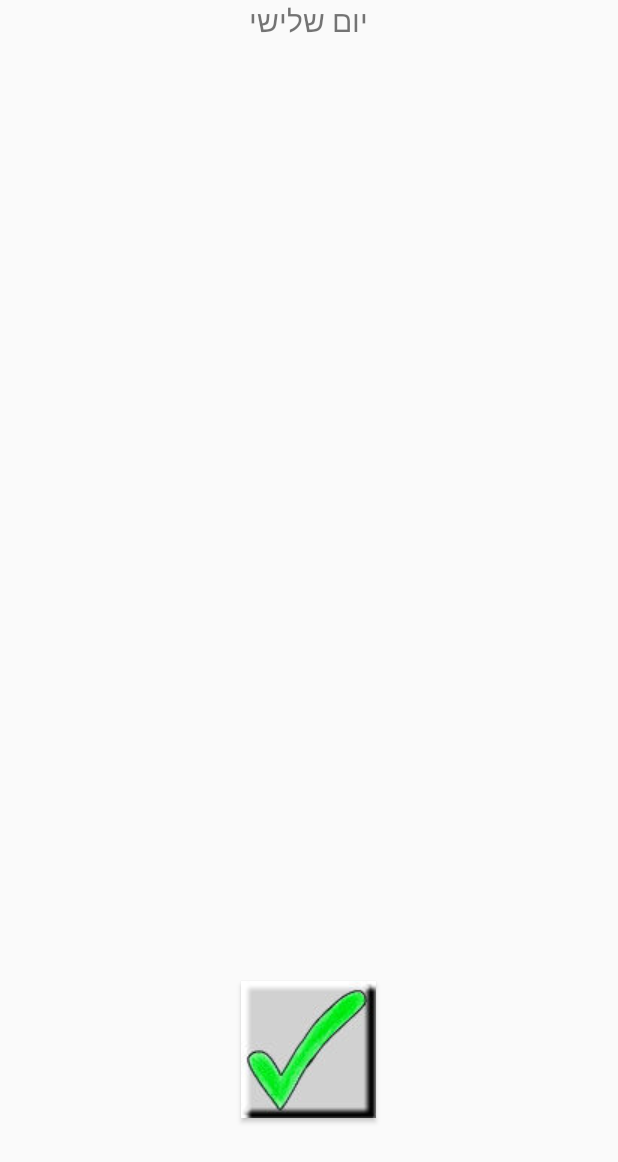
After one commit to shirbenisrael/SeaMerchant, an Android app: the layout simple_new_day_event_layout.xml on its own in the app's theme, with its tools: preview values and no code run, on a phone screen of 412 x 824 dp. The commit adds this screen. Shown: the top 1162 px of the screen. Run offline under Robolectric (Android 15) with nearby library versions, the phone set to English and light mode, and no system bars.

Commit message:
[New Feature] Create stub for simple new day event.

```diff
--- a/app/src/main/java/com/shirbi/seamerchant/Logic.java
+++ b/app/src/main/java/com/shirbi/seamerchant/Logic.java
@@ -112,4 +112,8 @@ public class Logic {
         mWeather = Weather.values()[random.nextInt(Weather.NUM_WEATHER_TYPES)];
         mWeatherState = State.values()[random.nextInt(State.NUM_STATES)];
     }
+
+    public void generateNewDayEvent() {
+
+    }
 }
--- a/app/src/main/java/com/shirbi/seamerchant/Window.java
+++ b/app/src/main/java/com/shirbi/seamerchant/Window.java
@@ -14,7 +14,8 @@ public enum Window {
     PIRATE_ACCEPT_OFFER_WINDOW(10),
     ABANDONED_SHIP_WINDOW(11),
     BANK_WINDOW(12),
-    BAD_WEATHER_IN_SAIL_WINDOW(13);
+    BAD_WEATHER_IN_SAIL_WINDOW(13),
+    SIMPLE_NEW_DAY_EVENT_WINDOW(14);
 
     private static final int[] mLayoutId = {
             R.id.main_window_layout,
@@ -30,7 +31,8 @@ public enum Window {
             R.id.offer_accept_layout,
             R.id.abandoned_ship_layout,
             R.id.bank_layout,
-            R.id.bad_weather_in_sail_layout};
+            R.id.bad_weather_in_sail_layout,
+            R.id.simple_new_day_event_layout};
 
     private final int value;
     Window(int value){
--- a/app/src/main/res/layout/activity_main.xml
+++ b/app/src/main/res/layout/activity_main.xml
@@ -42,6 +42,11 @@
         android:visibility="gone" />
 
     <include
+        android:id="@+id/simple_new_day_event_layout"
+        layout="@layout/simple_new_day_event_layout"
+        android:visibility="gone" />
+
+    <include
         android:id="@+id/pirates_layout"
         layout="@layout/pirates_layout"
         android:visibility="gone" />
--- /dev/null
+++ b/app/src/main/res/layout/simple_new_day_event_layout.xml
@@ -0,0 +1,46 @@
+<?xml version="1.0" encoding="utf-8"?>
+<LinearLayout xmlns:android="http://schemas.android.com/apk/res/android"
+    android:layout_width="match_parent"
+    android:layout_height="match_parent"
+    android:gravity="center"
+    android:orientation="vertical">
+
+    <TextView
+        android:id="@+id/day_message_with_event"
+        android:layout_width="match_parent"
+        android:layout_height="0dp"
+        android:layout_weight="1"
+        android:gravity="center_horizontal"
+        android:text="יום שלישי"
+        android:textSize="20dp"/>
+
+    <TextView
+        android:id="@+id/special_event_message"
+        android:layout_width="wrap_content"
+        android:layout_height="wrap_content"
+        android:gravity="center_vertical"
+        android:textSize="20dp" />
+
+    <TextView
+        android:layout_width="match_parent"
+        android:layout_height="0dp"
+        android:layout_weight="7"
+        android:gravity="center_horizontal"
+        android:text="" />
+
+    <Button
+        android:layout_width="wrap_content"
+        android:layout_height="wrap_content"
+        android:background="@drawable/yes_button"
+        android:gravity="center_horizontal"
+        android:foreground="?attr/selectableItemBackgroundBorderless"
+        android:onClick="onExitSimpleNewDayEventWindow" />
+
+    <TextView
+        android:layout_width="match_parent"
+        android:layout_height="0dp"
+        android:layout_weight="1"
+        android:gravity="center_horizontal"
+        android:text="" />
+
+</LinearLayout>
--- a/app/src/main/res/values/strings.xml
+++ b/app/src/main/res/values/strings.xml
@@ -86,5 +86,6 @@
     <string name="SAIL_ENDED_BAD">The ship has survived the sail to %1$s.</string>
 
     <string name="MARKET_STATE">Market state in the middle east</string>
-
+    <string name="PRICE_UP">The %1$s\'s price in %2$s raised to %3$d$!</string>
+    <string name="PRICE_Down">The %1$s\'s price in %2$s fall to %3$d$!</string>
 </resources>
```
Also changed, not shown: app/src/main/java/com/shirbi/seamerchant/FrontEnd.java (+21 -0 lines), app/src/main/java/com/shirbi/seamerchant/MainActivity.java (+11 -0 lines), app/src/main/res/drawable/price_down.jpg (added), app/src/main/res/drawable/price_up.jpg (added).
